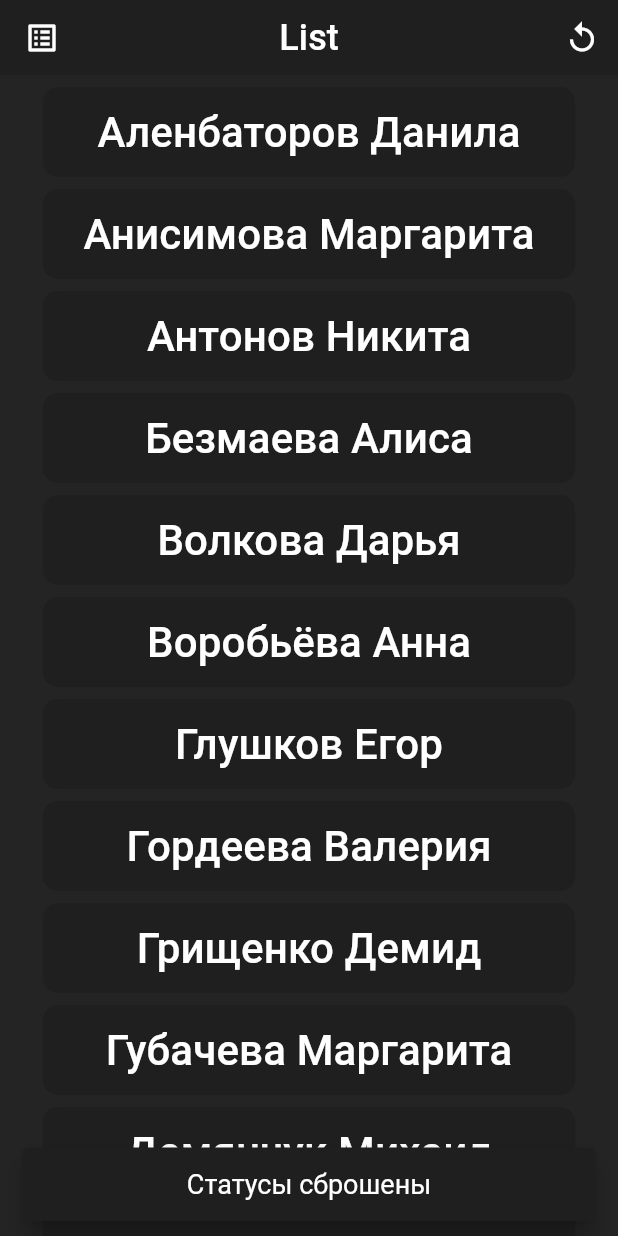
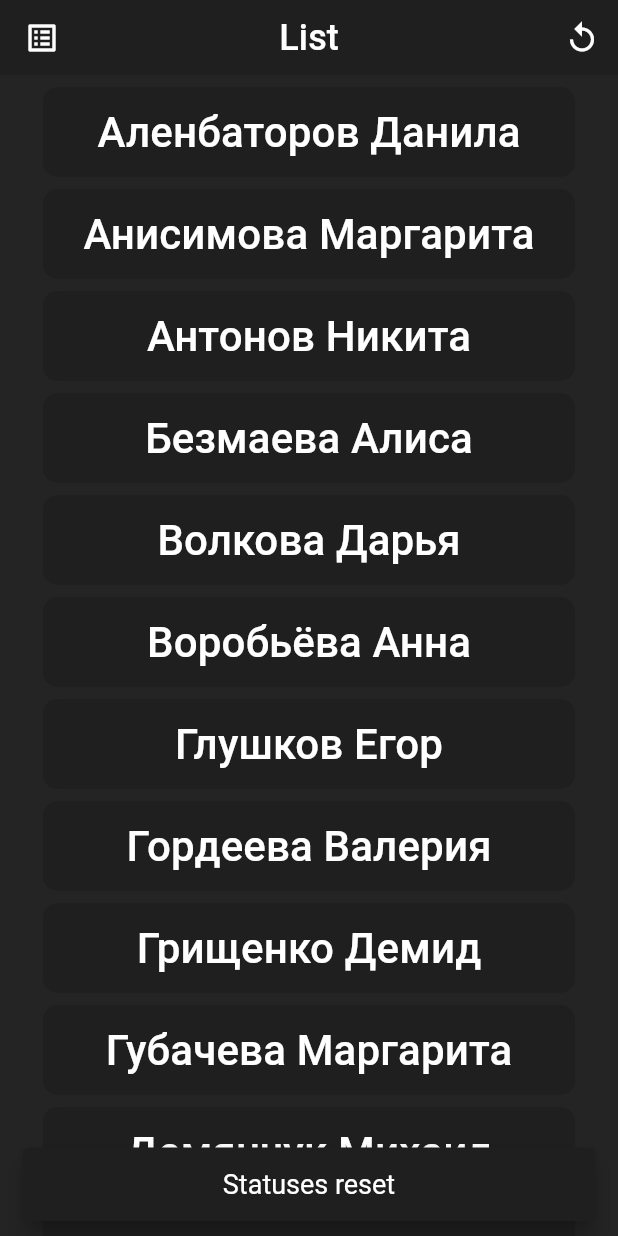
Before and after one commit to Lynx20wz/attendance_tracker, a Flutter app: the screen it shows after launch, after a tap on the "replay" icon, on a phone screen of 412 x 824 dp. Run offline on Flutter 3.47's test engine with Material 3 defaults, Android fonts, the phone set to English and light mode, and no system bars; our stand-ins replace flutter_riverpod.

Commit message:
Added `error_block` and rename colors

```diff
--- a/lib/ext/is_same_day.dart
+++ /dev/null
@@ -1,4 +0,0 @@
-extension IsSameDay on DateTime {
-  bool isSameDay(final DateTime other) =>
-      year == other.year && month == other.month && day == other.day;
-}
--- a/lib/models/student.dart
+++ b/lib/models/student.dart
@@ -11,7 +11,7 @@ Color getStatusColor(final StudentStatus status) {
     case StudentStatus.absent:
       return AppColors.absent;
     default:
-      return AppColors.darkerGray;
+      return AppColors.cardBackground;
   }
 }
 
@@ -26,7 +26,7 @@ class Student {
   Map<String, String> toJson() => {'name': name, 'status': status.name};
 
   @override
-  String toString() => toJson().toString();
+  String toString() => 'Student(name: $name, status: $status)';
 
   Student copyWith({final String? name, final StudentStatus? status}) =>
       Student(name ?? this.name, status: status ?? this.status);
@@ -35,4 +35,11 @@ class Student {
     json['name']!,
     status: StudentStatus.values.byName(json['status']!),
   );
+
+  @override
+  bool operator ==(final Object other) =>
+      other is Student && hashCode == other.hashCode;
+
+  @override
+  int get hashCode => name.hashCode ^ status.hashCode;
 }
--- a/lib/theme.dart
+++ b/lib/theme.dart
@@ -1,10 +1,9 @@
 import 'package:flutter/material.dart';
 
 class AppColors {
-  static const darkGray = Color(0xFF242424);
-  static const darkerGray = Color(0xFF1F1F1F);
+  static const bg = Color(0xFF242424);
+  static const cardBackground = Color(0xFF1F1F1F);
   static const gray1 = Color(0xFF2E2E2E);
-  static const cardBackground = Color(0xFF2A2A2A);
   static const present = Color(0xFF1D641B);
   static const sick = Color(0xFF1B2464);
   static const absent = Color(0xFF641B1B);
@@ -12,12 +11,12 @@ class AppColors {
 
 class AppTheme {
   static ThemeData get darkTheme => ThemeData.dark().copyWith(
-    primaryColor: AppColors.darkGray,
-    scaffoldBackgroundColor: AppColors.darkGray,
-    canvasColor: AppColors.darkerGray,
+    primaryColor: AppColors.bg,
+    scaffoldBackgroundColor: AppColors.bg,
+    canvasColor: AppColors.cardBackground,
 
     appBarTheme: AppBarTheme(
-      backgroundColor: AppColors.darkerGray,
+      backgroundColor: AppColors.cardBackground,
       elevation: 0,
     ),
 
@@ -32,15 +31,15 @@ class AppTheme {
     ),
 
     snackBarTheme: SnackBarThemeData(
-      backgroundColor: AppColors.darkerGray,
+      backgroundColor: AppColors.cardBackground,
       contentTextStyle: const TextStyle(color: Colors.white),
       behavior: SnackBarBehavior.floating,
     ),
 
     colorScheme: ColorScheme.dark(
-      primary: AppColors.darkGray,
+      primary: AppColors.bg,
       secondary: AppColors.gray1,
-      surface: AppColors.darkerGray,
+      surface: AppColors.cardBackground,
     ),
   );
 }
--- a/lib/views/home_page.dart
+++ b/lib/views/home_page.dart
@@ -1,12 +1,13 @@
+import 'package:attendance_tracker/widgets/error_block.dart';
 import 'package:flutter/material.dart';
 
 import 'package:flutter_riverpod/flutter_riverpod.dart';
 
+import '../theme.dart';
 import '../viewmodels/students_viewmodel.dart';
-import '../views/stats_page.dart';
-import '../views/students_editor.dart';
 import '../widgets/student_widget.dart';
-import '../theme.dart';
+import 'stats_page.dart';
+import 'students_editor.dart';
 
 const cardGap = 8.0;
 
@@ -29,7 +30,7 @@ class _HomePageState extends ConsumerState<HomePage> {
         child: const Text('List', style: TextStyle(fontSize: 24)),
       ),
       centerTitle: true,
-      backgroundColor: AppColors.darkerGray,
+      backgroundColor: AppColors.cardBackground,
       toolbarHeight: 50,
       leading: IconButton(
         onPressed: () => Navigator.push(
@@ -45,10 +46,7 @@ class _HomePageState extends ConsumerState<HomePage> {
             ScaffoldMessenger.of(context).showSnackBar(
               const SnackBar(
                 content: Center(
-                  child: Text(
-                    'Статусы сброшены',
-                    style: TextStyle(fontSize: 18),
-                  ),
+                  child: Text('Statuses reset', style: TextStyle(fontSize: 18)),
                 ),
               ),
             );
@@ -61,7 +59,8 @@ class _HomePageState extends ConsumerState<HomePage> {
         .watch(studentsProvider)
         .when(
           loading: () => const CircularProgressIndicator(),
-          error: (final error, _) => Text(error.toString()),
+          error: (final error, final stackTrace) =>
+              ErrorBlock(error, stackTrace: stackTrace),
           data: (final students) => students.isEmpty
               ? StudentWidget.empty()
               : ListView.separated(
--- a/lib/views/stats_page.dart
+++ b/lib/views/stats_page.dart
@@ -15,8 +15,8 @@ class StatsPage extends StatelessWidget {
     appBar: AppBar(
       title: const Text('Stats', style: TextStyle(fontSize: 24)),
       centerTitle: true,
-      backgroundColor: AppColors.darkerGray,
-      toolbarHeight: 50,
+      backgroundColor: AppColors.cardBackground,
+      toolbarHeight: 60,
       shape: const RoundedRectangleBorder(
         borderRadius: BorderRadius.vertical(bottom: Radius.circular(20)),
       ),
```
Also changed, not shown: lib/views/students_editor.dart (+5 -3 lines), lib/widgets/error_block.dart (added, +40 -0 lines).
